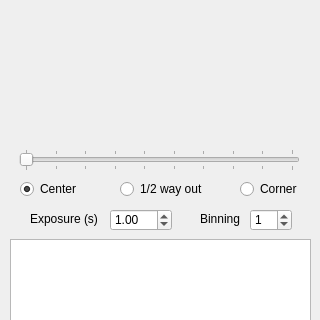
Above: PyFocus/PyFocus.ui from ColibriKBO/ColibriObservatory before the change; both pictures show x 0 to 320 and y 171 to 491 of the 320 by 800 pixel window. Below: the same form after it.
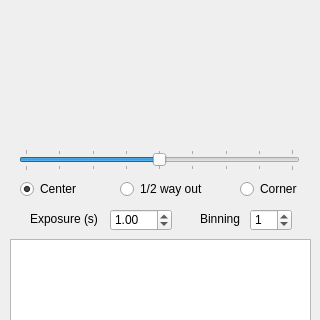
That is the form after the change. Custom widgets are drawn as their Qt base class.

```diff
--- a/PyFocus/PyFocus.ui
+++ b/PyFocus/PyFocus.ui
@@ -113,10 +113,13 @@
      <number>1</number>
     </property>
     <property name="maximum">
-     <number>10</number>
+     <number>9</number>
+    </property>
+    <property name="value">
+     <number>5</number>
     </property>
     <property name="sliderPosition">
-     <number>1</number>
+     <number>5</number>
     </property>
     <property name="orientation">
      <enum>Qt::Horizontal</enum>
```
